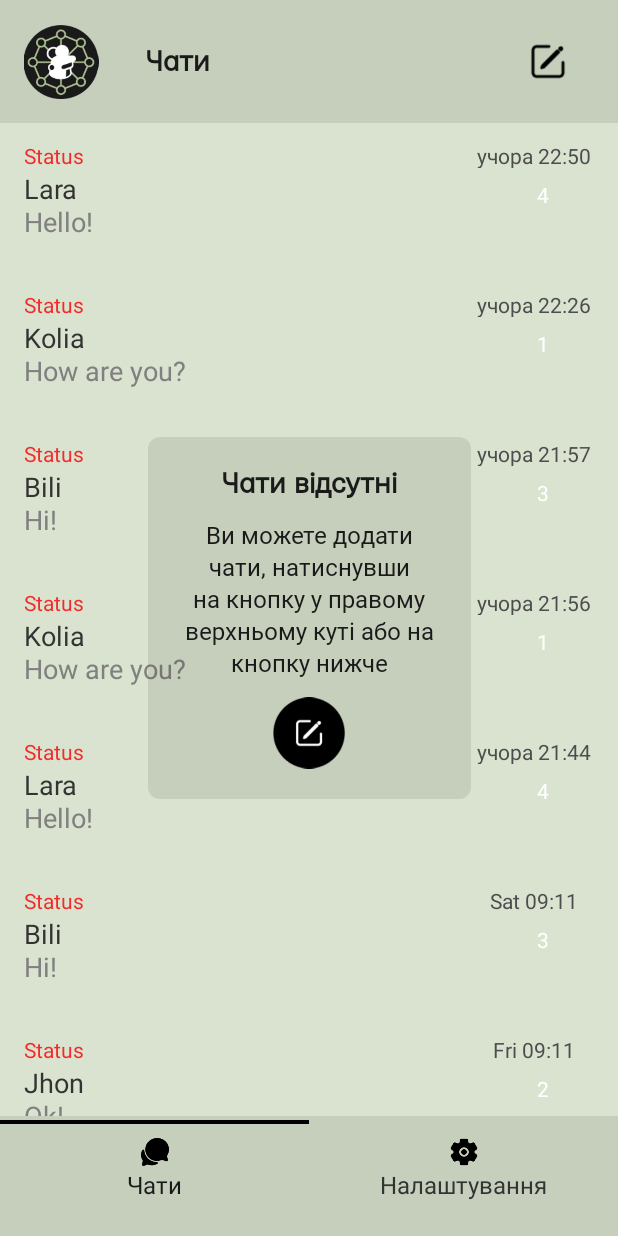
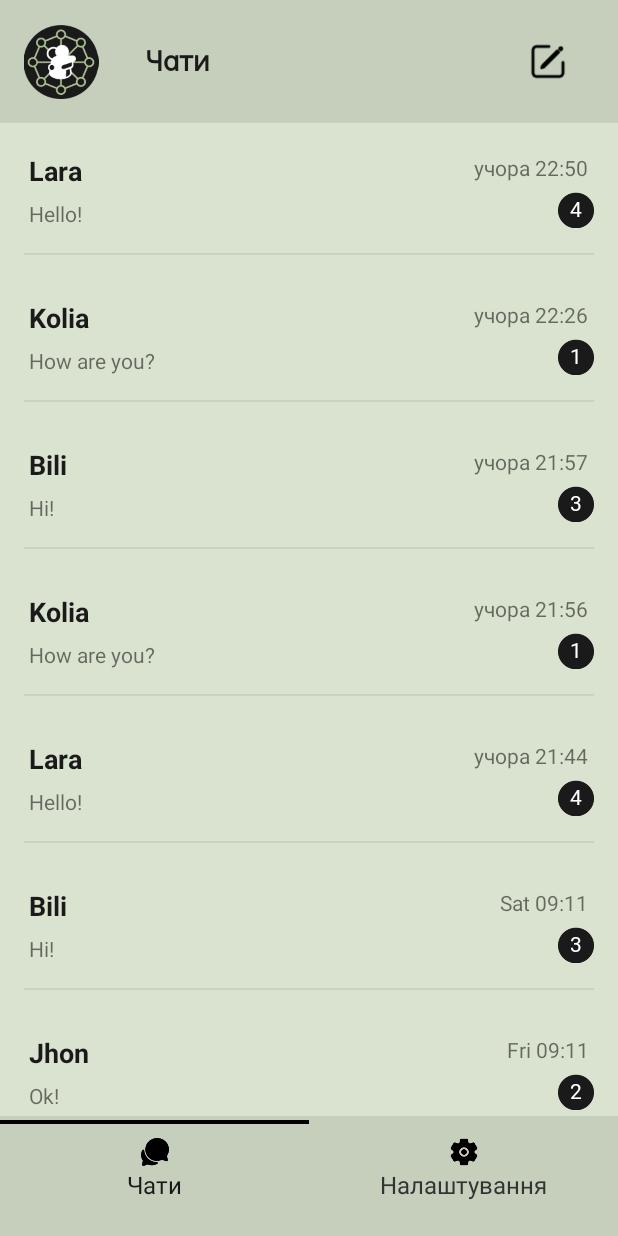
Before and after one commit to YuliaKovall/CryptoChat, an Android app: the screen it shows after launch (MainActivity), on a phone screen of 412 x 824 dp. Run offline under Robolectric (Android 15) with nearby library versions, the phone set to English and light mode, and no system bars.

Commit message:
UI changes of user items and list of chats

```diff
--- a/app/src/main/res/layout/activity_main.xml
+++ b/app/src/main/res/layout/activity_main.xml
@@ -57,53 +57,6 @@
             android:layout_height="30dp"
             android:layout_weight="2"
             app:srcCompat="@drawable/icon_edit_field" />
-
-    </LinearLayout>
-
-    <LinearLayout
-        android:id="@+id/welcome_screen_main_text"
-        android:layout_width="215dp"
-        android:layout_height="wrap_content"
-        android:background="@drawable/rounded_corners"
-        android:gravity="center"
-        android:orientation="vertical"
-        android:padding="20dp"
-        app:layout_constraintStart_toStartOf="parent"
-        app:layout_constraintEnd_toEndOf="parent"
-        app:layout_constraintTop_toTopOf="parent"
-        app:layout_constraintBottom_toBottomOf="parent"
-        tools:ignore="MissingConstraints">
-
-        <TextView
-            android:id="@+id/note_chats_list_is_empty1"
-            android:layout_width="wrap_content"
-            android:layout_height="wrap_content"
-            android:text="@string/chat_list_is_empty_head"
-            android:fontFamily="@font/mariupol_regular"
-            android:textColor="@color/universal_black"
-            android:textFontWeight="700"
-            android:textSize="20sp"
-            android:gravity="center"
-            />
-        <TextView
-            android:id="@+id/note_chats_list_is_empty2"
-            android:layout_width="wrap_content"
-            android:layout_height="wrap_content"
-            android:text="@string/chat_list_is_empty_body"
-            android:fontFamily="@font/roboto_regular"
-            android:textColor="@color/universal_black"
-            android:textSize="16sp"
-            android:lineHeight="21dp"
-            android:gravity="center"
-            android:layout_marginTop="12dp"
-            android:layout_marginBottom="12dp"/>
-
-        <ImageView
-            android:id="@+id/button_create_first_chat"
-            android:layout_width="48dp"
-            android:layout_height="48dp"
-            android:layout_gravity="center"
-            app:srcCompat="@drawable/icon_create_first_chat" />
 
     </LinearLayout>
 
--- a/app/src/main/res/layout/user_item.xml
+++ b/app/src/main/res/layout/user_item.xml
@@ -1,73 +1,80 @@
 <?xml version="1.0" encoding="utf-8"?>
-<androidx.constraintlayout.widget.ConstraintLayout
-    xmlns:android="http://schemas.android.com/apk/res/android"
+<androidx.constraintlayout.widget.ConstraintLayout xmlns:android="http://schemas.android.com/apk/res/android"
     xmlns:app="http://schemas.android.com/apk/res-auto"
+    xmlns:tools="http://schemas.android.com/tools"
     android:layout_width="match_parent"
-    android:layout_height="wrap_content"
-    android:background="#D9E3CF">
-
-    <TextView
-        android:id="@+id/status"
-        android:textSize="14sp"
-        android:textColor="@color/universal_state_error"
-        android:layout_width="299dp"
-        android:layout_height="19dp"
-        android:layout_marginStart="16dp"
-        android:layout_marginTop="12dp"
-        android:text="@string/status"
-        app:layout_constraintStart_toStartOf="parent"
-        app:layout_constraintTop_toTopOf="parent" />
-
+    android:layout_height="90dp"
+    android:id="@+id/card_element_of_list_of_chats"
+    android:layout_marginStart="8dp"
+    android:layout_marginTop="8dp"
+    android:layout_marginEnd="8dp"
+    android:padding="8dp"
+    >
 
     <TextView
         android:id="@+id/name"
+        android:layout_width="wrap_content"
+        android:layout_height="wrap_content"
+        android:fontFamily="@font/roboto_bold"
+        android:padding="3dp"
+        android:text="@string/user_name"
+        android:textColor="@color/universal_black"
         android:textSize="18sp"
-        android:textColor="@color/universal_text_black_20"
-        android:layout_width="299dp"
-        android:layout_height="22dp"
-        android:layout_marginStart="16dp"
-        android:text="@string/user_name"
-        app:layout_constraintStart_toStartOf="parent"
-        app:layout_constraintTop_toBottomOf="@+id/status" />
+        app:layout_constraintStart_toStartOf="@id/card_element_of_list_of_chats"
+        app:layout_constraintTop_toTopOf="@id/card_element_of_list_of_chats"
+
+        />
+
+    <TextView
+        android:id="@+id/message"
+        android:layout_width="wrap_content"
+        android:layout_height="wrap_content"
+        android:padding="3dp"
+        android:text="@string/message_text"
+        app:layout_constraintTop_toBottomOf="@id/name"
+        app:layout_constraintStart_toStartOf="@id/card_element_of_list_of_chats" />
+
+    <ImageView
+        android:id="@+id/background_for_msgs_counter"
+        android:layout_width="24dp"
+        android:layout_height="24dp"
+        android:layout_marginTop="10dp"
+        app:layout_constraintEnd_toEndOf="@id/card_element_of_list_of_chats"
+        app:srcCompat="@drawable/background_for_unread_msgs_counter"
+        app:layout_constraintTop_toTopOf="@id/card_element_of_list_of_chats"
+        app:layout_constraintBottom_toBottomOf="@id/card_element_of_list_of_chats"/>
+    <TextView
+        android:id="@+id/count"
+        android:layout_width="wrap_content"
+        android:layout_height="wrap_content"
+        android:gravity="end"
+        android:fontFamily="@font/roboto_regular"
+        android:padding="3dp"
+        android:textSize="14sp"
+        android:textColor="@color/universal_white"
+        android:text="@string/message_count"
+        app:layout_constraintStart_toStartOf="@id/background_for_msgs_counter"
+        app:layout_constraintEnd_toEndOf="@id/background_for_msgs_counter"
+        app:layout_constraintBottom_toBottomOf="@id/background_for_msgs_counter"
+        />
 
     <TextView
         android:id="@+id/time"
         android:layout_width="wrap_content"
-        android:layout_height="18dp"
-        android:layout_marginTop="12dp"
-        android:layout_marginEnd="16dp"
+        android:layout_height="wrap_content"
+        android:gravity="end"
+        android:padding="4dp"
         android:text="@string/message_time"
-        android:textColor="@color/universal_text_grey_30"
-        android:textSize="14sp"
-        app:layout_constraintEnd_toEndOf="parent"
-        app:layout_constraintStart_toEndOf="@+id/status"
-        app:layout_constraintTop_toTopOf="parent" />
+        app:layout_constraintEnd_toEndOf="@id/card_element_of_list_of_chats"
+        tools:ignore="MissingConstraints" />
 
-    <TextView
-        android:id="@+id/message"
-        android:textSize="18sp"
-        android:textColor="@color/universal_text_grey_50"
-        android:layout_width="299dp"
+    <ImageView
+        android:id="@+id/chat_list_divider"
+        android:layout_width="wrap_content"
         android:layout_height="wrap_content"
-        android:layout_marginStart="16dp"
-        android:lines="2"
-        android:text="@string/message_text"
-        app:layout_constraintStart_toStartOf="parent"
-        app:layout_constraintTop_toBottomOf="@+id/name" />
-
-    <TextView
-        android:id="@+id/count"
-        android:textSize="14sp"
-        android:textColor="@color/white"
-        android:layout_width="22dp"
-        android:layout_height="24dp"
-        android:layout_marginTop="8dp"
-        android:layout_marginEnd="17dp"
-        android:gravity="end"
-        android:text="@string/message_count"
-        app:layout_constraintEnd_toEndOf="parent"
-        app:layout_constraintStart_toEndOf="@+id/name"
-        app:layout_constraintTop_toBottomOf="@+id/time" />
+        app:srcCompat="@drawable/chat_list_divider"
+        app:layout_constraintBottom_toBottomOf="@id/card_element_of_list_of_chats"
+        tools:ignore="MissingConstraints" />
 
 
 </androidx.constraintlayout.widget.ConstraintLayout>
```
